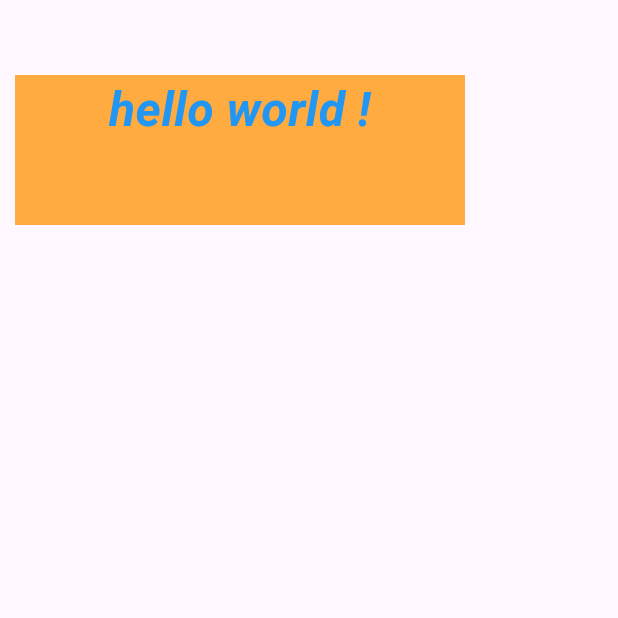
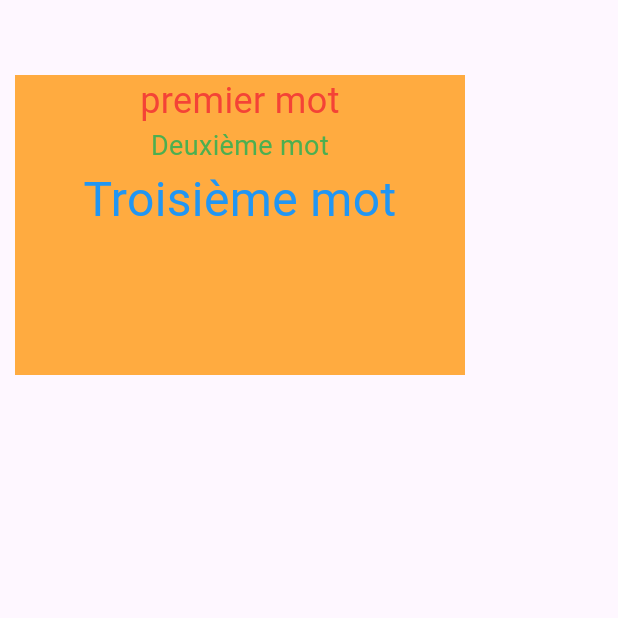
Before and after one commit to lpastyle/m2_flutter_basic_widget, a Flutter app: the screen it shows after launch, on a phone screen of 412 x 824 dp, the top half of it. Run offline on Flutter 3.47's test engine with Material 3 defaults, Android fonts, the light colour scheme and no system bars.

Commit message:
Added text rich sample

```diff
--- a/lib/main.dart
+++ b/lib/main.dart
@@ -34,13 +34,29 @@ class BasicPage extends StatelessWidget {
     return  Scaffold(
       // appBar: ,
       body: Container(
-        height: 100,  // size.height
+        height: 200,  // size.height
         width: 300,  // size.width
         //color: const Color.fromARGB(255, 200, 35, 78),
         color: Colors.orangeAccent,
         //margin: const EdgeInsets.all(10),
         margin: const EdgeInsets.only(left:10, top:50),
-        child: simpleText("hello world !")
+        child: const Text.rich(
+          TextSpan(
+            text: "premier mot\n",
+            style: TextStyle(color: Colors.red, fontSize: 24),
+            children: [
+              TextSpan(
+                text: "Deuxième mot\n",
+                style: TextStyle(color: Colors.green, fontSize: 18,),
+              ),
+              TextSpan(
+                text: "Troisième mot",
+                style: TextStyle(color: Colors.blue, fontSize: 32,),
+              ),
+            ]
+          ),
+        textAlign: TextAlign.center
+        ),
       ),
       // bottomNavigationBar: ,
       // floatingActionButton: ,
```
